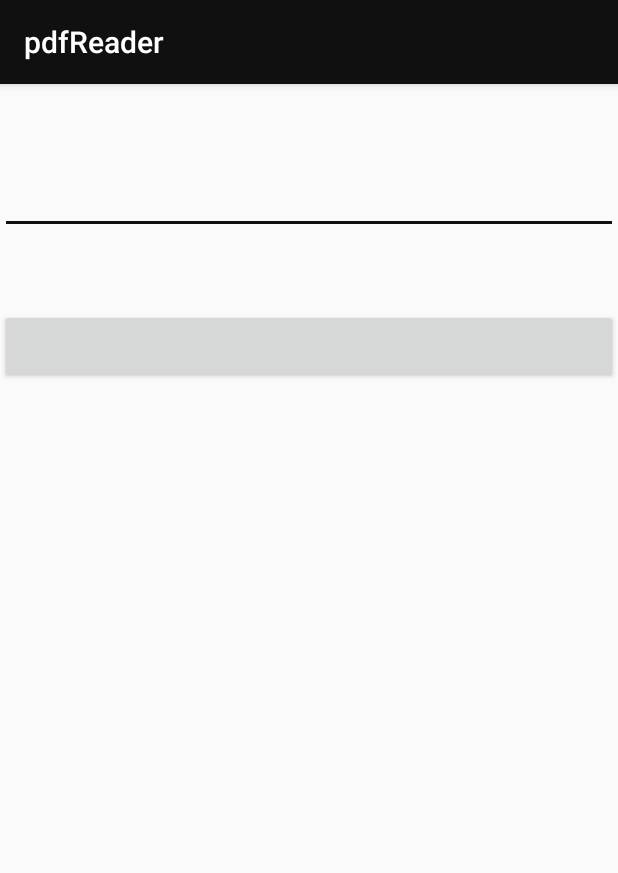
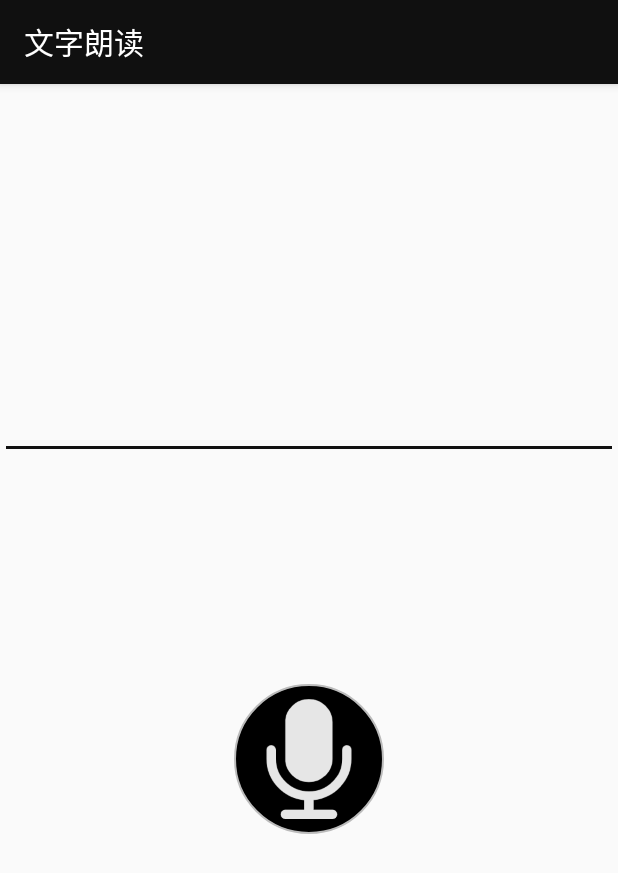
Before and after one commit to lee-muchen/pdfreader, an Android app: the TxtReadActivity screen opened directly, with no data from a screen before it, on a phone screen of 412 x 824 dp. Shown: the top 873 px of the screen. Run offline under Robolectric (Android 15) with nearby library versions, the phone set to English and light mode, and no system bars.

Commit message:
修改页面样式，除文件阅读按钮，弹窗

```diff
--- a/app/src/main/AndroidManifest.xml
+++ b/app/src/main/AndroidManifest.xml
@@ -20,9 +20,9 @@
             </intent-filter>
         </activity>
         <activity android:name=".MainActivity" android:theme="@style/NoActionBar"></activity>
-        <activity android:name=".TxtReadActivity"></activity>
-        <activity android:name=".PDFReadActivity"></activity>
-        <activity android:name=".FileInfoActivity"></activity>
-        <activity android:name=".PDFToTxtActivity"></activity>
+        <activity android:name=".TxtReadActivity" android:label="文字朗读"></activity>
+        <activity android:name=".PDFReadActivity" android:label="本地文件"></activity>
+        <activity android:name=".FileInfoActivity" android:theme="@style/NoActionBar"></activity>
+        <activity android:name=".PDFToTxtActivity" android:label="PDF格式转换"></activity>
             </application>
     </manifest>
--- a/app/src/main/java/com/muchen/pdfreader/TxtReadActivity.java
+++ b/app/src/main/java/com/muchen/pdfreader/TxtReadActivity.java
@@ -8,6 +8,7 @@ import android.view.KeyEvent;
 import android.view.View;
 import android.widget.Button;
 import android.widget.EditText;
+import android.widget.ImageButton;
 import android.widget.Toast;
 import com.muchen.pdfreader.utils.MyTTSUtils;
 
@@ -18,7 +19,7 @@ import java.util.Locale;
 public class TxtReadActivity extends AppCompatActivity implements TextToSpeech.OnInitListener {
     private EditText et_text;
     private TextToSpeech tts;
-    private Button btn;
+    private ImageButton btn;
     MyTTSUtils mttsu;
     @Override
     protected void onCreate(Bundle savedInstanceState) {
@@ -27,7 +28,7 @@ public class TxtReadActivity extends AppCompatActivity implements TextToSpeech.O
         mttsu=new MyTTSUtils();
         tts = new TextToSpeech(this, this);
         et_text=(EditText) findViewById(R.id.ex_text);
-        btn=(Button)findViewById(R.id.btn1);
+        btn=(ImageButton)findViewById(R.id.btn1);
         btn.setOnClickListener(new View.OnClickListener(){
             @Override
             public void onClick(View v) {
--- /dev/null
+++ b/app/src/main/res/drawable/read_button.xml
@@ -0,0 +1,36 @@
+<?xml version="1.0" encoding="utf-8"?>
+<selector xmlns:android="http://schemas.android.com/apk/res/android">
+    <item android:state_pressed="true">
+        <shape>
+            <gradient android:startColor="#eeeeee"
+                android:endColor="#eeeeee"
+                android:angle="90" />
+            <stroke android:width="1dip" android:color="#dddddd" />
+            <corners android:radius="360dip" />
+            <padding android:left="10dp" android:top="10dp"
+                android:right="10dp" android:bottom="10dp" />
+        </shape>
+    </item>
+    <item android:state_focused="true">
+        <shape>
+            <gradient android:startColor="#eeeeee"
+                android:endColor="#eeeeee"
+                android:angle="90" />
+            <stroke android:width="1dip" android:color="#dddddd" />
+            <corners android:radius="360dip" />
+            <padding android:left="10dp" android:top="10dp"
+                android:right="10dp" android:bottom="10dp" />
+        </shape>
+    </item>
+    <!--不带状态的放在最后-->
+    <item>
+        <shape>
+            <gradient android:startColor="#000000" android:endColor="#000000"
+                android:angle="180" />
+            <stroke android:width="1dip" android:color="#bbbbbb" />
+            <corners android:radius="360dip" />
+            <padding android:left="10dp" android:top="10dp"
+                android:right="10dp" android:bottom="10dp" />
+        </shape>
+    </item>
+</selector>
--- a/app/src/main/res/layout/file_info.xml
+++ b/app/src/main/res/layout/file_info.xml
@@ -10,6 +10,7 @@
     <LinearLayout
         android:layout_width="fill_parent"
         android:layout_height="match_parent"
+        android:background="@drawable/al_back"
         android:orientation="vertical"
         android:scrollbars="vertical"
         >
--- a/app/src/main/res/layout/pdf_item_list.xml
+++ b/app/src/main/res/layout/pdf_item_list.xml
@@ -24,6 +24,7 @@
         android:layout_width="0dp"
         android:layout_weight="9"
         android:layout_height="50dp"
+        android:textColor="#000000"
         android:padding="4dp"/>
 
 </LinearLayout>
--- a/app/src/main/res/layout/pdf_list.xml
+++ b/app/src/main/res/layout/pdf_list.xml
@@ -11,7 +11,8 @@
         android:layout_width="fill_parent"
         android:layout_height="match_parent"
         android:orientation="vertical"
-        android:scrollbars="vertical">
+        android:scrollbars="vertical"
+        android:background="@drawable/al_back">
     <LinearLayout
         android:layout_width="fill_parent"
         android:layout_height="50dp"
@@ -24,7 +25,7 @@
             android:layout_weight="1"
             android:src="@drawable/turn"
             android:scaleType="fitCenter"
-            android:backgroundTint="@color/bg__white"
+            android:backgroundTint="#00000000"
             >
         </ImageButton>
         <TextView
@@ -32,6 +33,7 @@
             android:layout_width="0dp"
             android:layout_height="match_parent"
             android:layout_gravity="right"
+            android:textColor="#000000"
             android:layout_weight="9"></TextView>
     </LinearLayout>
 
--- a/app/src/main/res/layout/txt_read.xml
+++ b/app/src/main/res/layout/txt_read.xml
@@ -8,12 +8,17 @@
         android:layout_width="match_parent"
         android:layout_height="100dp"
         android:layout_alignParentTop="true"
-        android:layout_marginTop="0dp"></EditText>
-    <Button
+        android:layout_marginTop="150dp"></EditText>
+
+    <ImageButton
         android:id="@+id/btn1"
-        android:layout_width="match_parent"
-        android:layout_marginTop="150dp"
-        android:layout_height="50dp"></Button>
+        android:layout_width="100dp"
+        android:layout_height="100dp"
+        android:layout_marginTop="400dp"
+        android:layout_centerHorizontal="true"
+        android:scaleType="fitXY"
+        android:background="@drawable/read_button"
+        android:src="@drawable/mic"></ImageButton>
 
 
 </RelativeLayout>
--- a/app/src/main/res/values/strings.xml
+++ b/app/src/main/res/values/strings.xml
@@ -1,5 +1,5 @@
 <resources>
-    <string name="app_name">pdfReader</string>
+    <string name="app_name">PDF朗读器</string>
     <string name="author">muchen</string>
     <string name="school">成都理工大学</string>
 </resources>
```
Also changed, not shown: app/src/main/res/drawable/mic.png (added), app/src/main/res/drawable/play.png (added), app/src/main/res/drawable/stop.png (added).
